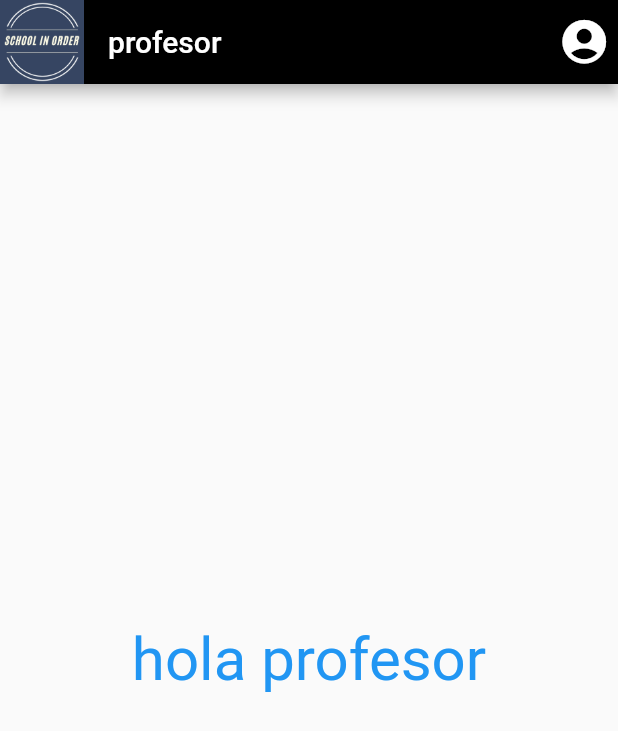
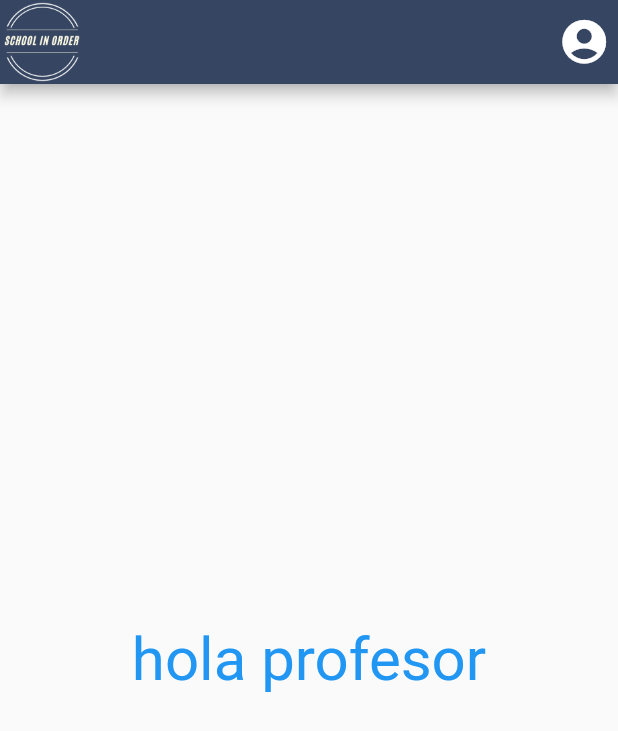
Before and after one commit to Julian-Alcaraz/schollinorder, a Flutter app: the ProfesorPage screen opened by its route, on a phone screen of 412 x 824 dp. Shown: the top 731 px of the screen. Run offline on Flutter 3.47's test engine with Material 2 defaults, Android fonts, the phone set to English and light mode, and no system bars.

Commit message:
finalizo appbar

```diff
--- a/lib/src/pages/profesor/profesor.dart
+++ b/lib/src/pages/profesor/profesor.dart
@@ -30,9 +30,7 @@ class ProfesorPage extends StatelessWidget {
             ),
           ),
         ),
-        title: Text("profesor"),
-        backgroundColor: Colors.black,
-         // color del appbar fondo
+           backgroundColor: Color (0xFF364562), // color del appbar fondo
         actions: [
           IconButton(
             icon: Icon(Icons.account_circle_rounded, size: 35),
@@ -42,6 +40,7 @@ class ProfesorPage extends StatelessWidget {
           ),
         ],
       ),
+
       body: Center(
         child: Text(
           "hola profesor",
```
